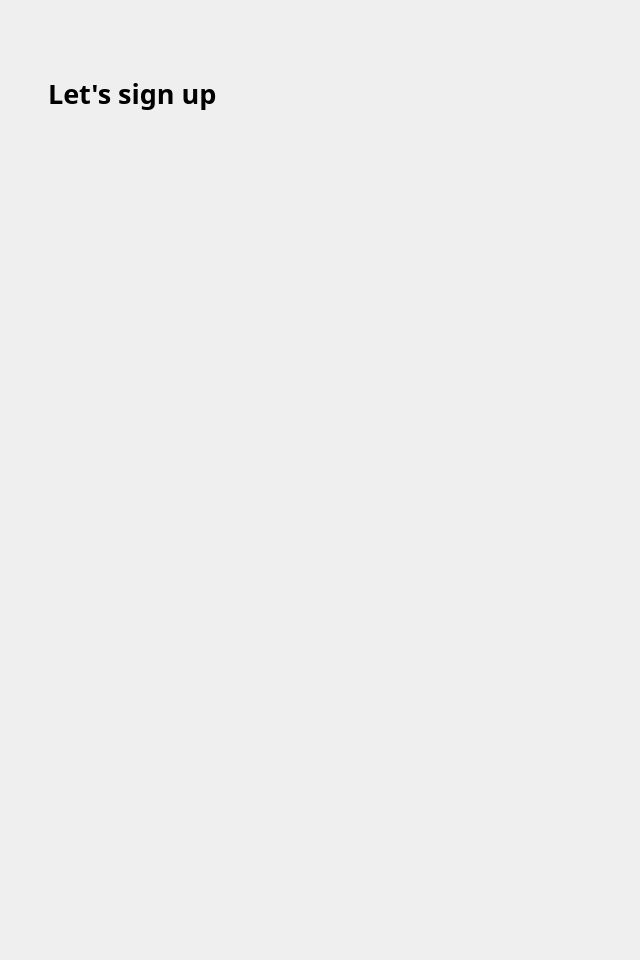
yechaoGitHub/AI, file ui/signUp.ui: the form before one commit.
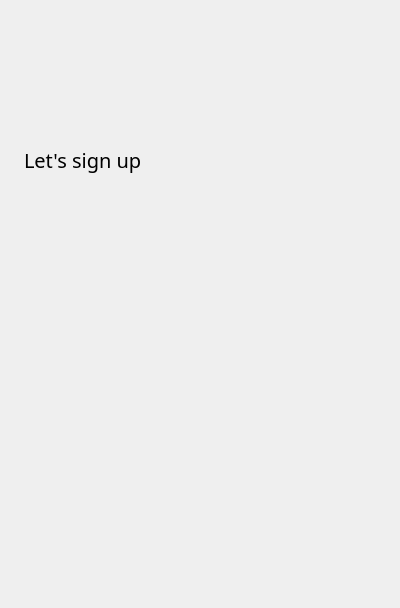
The form after the commit. Custom widgets are drawn as their Qt base class.

The edit to the form file:
```diff
--- a/ui/signUp.ui
+++ b/ui/signUp.ui
@@ -6,8 +6,8 @@
    <rect>
     <x>0</x>
     <y>0</y>
-    <width>640</width>
-    <height>960</height>
+    <width>400</width>
+    <height>608</height>
    </rect>
   </property>
   <property name="sizePolicy">
@@ -19,17 +19,33 @@
   <property name="windowTitle">
    <string>Form</string>
   </property>
+  <layout class="QVBoxLayout" name="verticalLayout">
+   <property name="spacing">
+    <number>16</number>
+   </property>
+   <property name="leftMargin">
+    <number>24</number>
+   </property>
+   <property name="rightMargin">
+    <number>24</number>
+   </property>
+   <item>
+    <spacer name="verticalSpacer_2">
+     <property name="orientation">
+      <enum>Qt::Vertical</enum>
+     </property>
+     <property name="sizeHint" stdset="0">
+      <size>
+       <width>20</width>
+       <height>40</height>
+      </size>
+     </property>
+    </spacer>
+   </item>
+   <item>
   <widget class="QLabel" name="label">
-   <property name="geometry">
-    <rect>
-     <x>48</x>
-     <y>73</y>
-     <width>181</width>
-     <height>41</height>
-    </rect>
-   </property>
    <property name="sizePolicy">
-    <sizepolicy hsizetype="Fixed" vsizetype="Fixed">
+      <sizepolicy hsizetype="Preferred" vsizetype="Preferred">
      <horstretch>0</horstretch>
      <verstretch>0</verstretch>
     </sizepolicy>
@@ -37,30 +53,62 @@
    <property name="font">
     <font>
      <family>微软雅黑</family>
-     <pointsize>20</pointsize>
-     <weight>75</weight>
-     <bold>true</bold>
-    </font>
-   </property>
+       <pointsize>-1</pointsize>
+       <bold>false</bold>
+      </font>
+     </property>
+     <property name="styleSheet">
+      <string notr="true">font-size:20px;</string>
+     </property>
    <property name="text">
     <string>Let's sign up</string>
    </property>
   </widget>
+   </item>
+   <item>
+    <layout class="QHBoxLayout" name="horizontalLayout">
+     <item>
+      <widget class="WMobileLogin" name="verfyCodeWidget" native="true">
+       <property name="sizePolicy">
+        <sizepolicy hsizetype="Preferred" vsizetype="Preferred">
+         <horstretch>0</horstretch>
+         <verstretch>0</verstretch>
+        </sizepolicy>
+       </property>
+       <property name="minimumSize">
+        <size>
+         <width>0</width>
+         <height>56</height>
+        </size>
+       </property>
+       <property name="maximumSize">
+        <size>
+         <width>16777215</width>
+         <height>56</height>
+        </size>
+       </property>
+      </widget>
+     </item>
+     <item>
   <widget class="WCommonEdit" name="userNameEdit" native="true">
-   <property name="geometry">
-    <rect>
-     <x>48</x>
-     <y>125</y>
-     <width>544</width>
-     <height>56</height>
-    </rect>
-   </property>
    <property name="sizePolicy">
-    <sizepolicy hsizetype="Fixed" vsizetype="Fixed">
+        <sizepolicy hsizetype="Preferred" vsizetype="Preferred">
      <horstretch>0</horstretch>
      <verstretch>0</verstretch>
     </sizepolicy>
    </property>
+       <property name="minimumSize">
+        <size>
+         <width>0</width>
+         <height>56</height>
+        </size>
+       </property>
+       <property name="maximumSize">
+        <size>
+         <width>16777215</width>
+         <height>56</height>
+        </size>
+       </property>
    <property name="font">
     <font>
      <family>微软雅黑</family>
@@ -68,21 +116,29 @@
     </font>
    </property>
   </widget>
+     </item>
+    </layout>
+   </item>
+   <item>
   <widget class="WCommonEdit" name="passwordEdit" native="true">
-   <property name="geometry">
-    <rect>
-     <x>48</x>
-     <y>197</y>
-     <width>544</width>
-     <height>56</height>
-    </rect>
-   </property>
    <property name="sizePolicy">
-    <sizepolicy hsizetype="Fixed" vsizetype="Fixed">
+      <sizepolicy hsizetype="Preferred" vsizetype="Preferred">
      <horstretch>0</horstretch>
      <verstretch>0</verstretch>
     </sizepolicy>
    </property>
+     <property name="minimumSize">
+      <size>
+       <width>0</width>
+       <height>56</height>
+      </size>
+     </property>
+     <property name="maximumSize">
+      <size>
+       <width>16777215</width>
+       <height>56</height>
+      </size>
+     </property>
    <property name="font">
     <font>
      <family>微软雅黑</family>
@@ -90,21 +146,27 @@
     </font>
    </property>
   </widget>
+   </item>
+   <item>
   <widget class="WCommonEdit" name="passwordEdit2" native="true">
-   <property name="geometry">
-    <rect>
-     <x>48</x>
-     <y>269</y>
-     <width>544</width>
-     <height>56</height>
-    </rect>
-   </property>
    <property name="sizePolicy">
-    <sizepolicy hsizetype="Fixed" vsizetype="Fixed">
+      <sizepolicy hsizetype="Preferred" vsizetype="Preferred">
      <horstretch>0</horstretch>
      <verstretch>0</verstretch>
     </sizepolicy>
    </property>
+     <property name="minimumSize">
+      <size>
+       <width>0</width>
+       <height>56</height>
+      </size>
+     </property>
+     <property name="maximumSize">
+      <size>
+       <width>16777215</width>
+       <height>56</height>
+      </size>
+     </property>
    <property name="font">
     <font>
      <family>微软雅黑</family>
@@ -112,21 +174,27 @@
     </font>
    </property>
   </widget>
+   </item>
+   <item>
   <widget class="WButton" name="signBtn" native="true">
-   <property name="geometry">
-    <rect>
-     <x>48</x>
-     <y>637</y>
-     <width>544</width>
-     <height>60</height>
-    </rect>
-   </property>
    <property name="sizePolicy">
-    <sizepolicy hsizetype="Fixed" vsizetype="Fixed">
+      <sizepolicy hsizetype="Preferred" vsizetype="Preferred">
      <horstretch>0</horstretch>
      <verstretch>0</verstretch>
     </sizepolicy>
    </property>
+     <property name="minimumSize">
+      <size>
+       <width>0</width>
+       <height>56</height>
+      </size>
+     </property>
+     <property name="maximumSize">
+      <size>
+       <width>16777215</width>
+       <height>56</height>
+      </size>
+     </property>
    <property name="font">
     <font>
      <family>微软雅黑</family>
@@ -134,22 +202,21 @@
     </font>
    </property>
   </widget>
-  <widget class="WMobileLogin" name="verfyCodeWidget" native="true">
-   <property name="geometry">
-    <rect>
-     <x>0</x>
-     <y>341</y>
-     <width>640</width>
-     <height>285</height>
-    </rect>
-   </property>
-   <property name="sizePolicy">
-    <sizepolicy hsizetype="Fixed" vsizetype="Fixed">
-     <horstretch>0</horstretch>
-     <verstretch>0</verstretch>
-    </sizepolicy>
-   </property>
-  </widget>
+   </item>
+   <item>
+    <spacer name="verticalSpacer">
+     <property name="orientation">
+      <enum>Qt::Vertical</enum>
+     </property>
+     <property name="sizeHint" stdset="0">
+      <size>
+       <width>20</width>
+       <height>40</height>
+      </size>
+     </property>
+    </spacer>
+   </item>
+  </layout>
  </widget>
  <customwidgets>
   <customwidget>
```
Left out of the diff: 2 changed lines with no effect on the pictures. Lines whose indentation alone changed are shown as unchanged.
